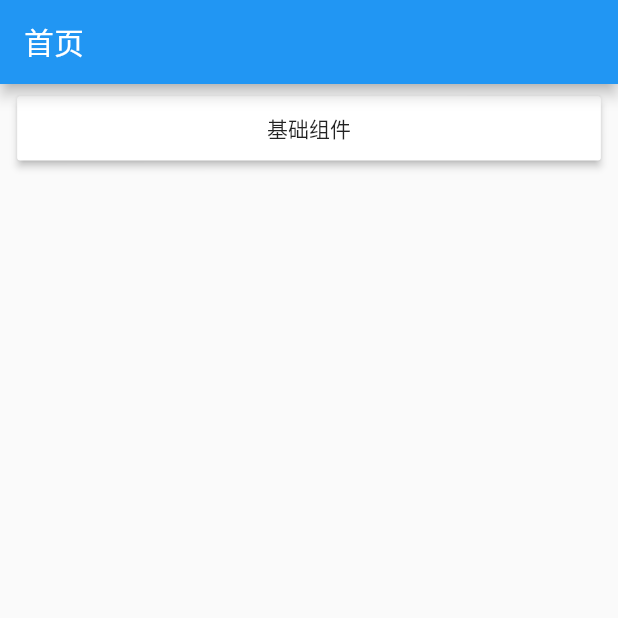
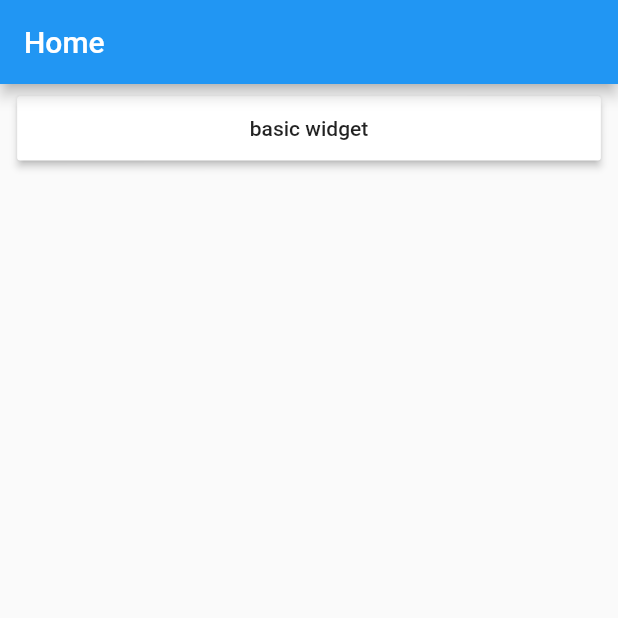
Before and after one commit to llmb/flutter_demo, a Flutter app: the screen it shows after launch, on a phone screen of 412 x 824 dp, the top half of it. Run offline on Flutter 3.47's test engine with Material 2 defaults, Android fonts, the phone set to English and light mode, and no system bars.

Commit message:
加入文本国际化支持

```diff
--- /dev/null
+++ b/lib/common/string/strings.dart
@@ -0,0 +1,41 @@
+import 'package:flutter/material.dart';
+
+class Strings {
+  final Locale locale;
+
+  Strings(this.locale);
+
+  static Strings of(BuildContext context) {
+    return Localizations.of(context, Strings);
+  }
+
+  static const Map<String, Map<String, String>> _localizedValues = {
+    //英文文本
+    'en': {
+      'app name': 'Flutter Demo',
+      'home page': 'Home',
+      'basic widget': 'basic widget',
+      'container': 'Container',
+      'row': 'Row'
+    },
+
+    //中文文本
+    'zh': {
+      'app name': 'Flutter Demo',
+      'home page': '首页',
+      'basic widget': '基础组件',
+      'container': 'Container',
+      'row': '行布局'
+    }
+  };
+
+  String get appName => _localizedValues[locale.languageCode]['app name'];
+
+  String get homePage => _localizedValues[locale.languageCode]['home page'];
+
+  String get basicWidget => _localizedValues[locale.languageCode]['basic widget'];
+
+  String get container => _localizedValues[locale.languageCode]['container'];
+
+  String get row => _localizedValues[locale.languageCode]['row'];
+}
--- /dev/null
+++ b/lib/common/string/strings_localizations_delegate.dart
@@ -0,0 +1,30 @@
+//第三方
+import 'dart:async';
+import 'package:flutter/material.dart';
+import 'package:flutter/foundation.dart' show SynchronousFuture;
+
+//self
+import 'strings.dart';
+
+class StringsLocalizationsDelegate extends LocalizationsDelegate<Strings> {
+  const StringsLocalizationsDelegate();
+
+  static const StringsLocalizationsDelegate delegate =
+      const StringsLocalizationsDelegate();
+
+  @override
+  bool isSupported(Locale locale) {
+    // 只支持英文和中文环境，如果切换到其它环境，则不支持，程序会崩溃
+    return ['en', 'zh'].contains(locale.languageCode);
+  }
+
+  @override
+  Future<Strings> load(Locale locale) {
+    return SynchronousFuture<Strings>(Strings(locale));
+  }
+
+  @override
+  bool shouldReload(LocalizationsDelegate<Strings> old) {
+    return false;
+  }
+}
--- a/lib/main.dart
+++ b/lib/main.dart
@@ -1,8 +1,11 @@
 //第三方
 import 'package:flutter/material.dart';
+import 'package:flutter_localizations/flutter_localizations.dart';
 
 //公用类
 import './common/RouteConst.dart';
+import './common/string/strings_localizations_delegate.dart';
+import './common/string/strings.dart';
 
 //page
 import './page/base_widget_page.dart';
@@ -18,10 +21,23 @@ class MyApp extends StatelessWidget {
   @override
   Widget build(BuildContext context) {
     return MaterialApp(
-      title: 'Flutter Demo',
+      onGenerateTitle: (context) {
+        return Strings.of(context).appName;
+      },
       theme: ThemeData(
-        primarySwatch: Colors.blue,
-      ),
+          primarySwatch: Colors.blue,
+          accentColor: Colors.blue,
+          primaryColor: Colors.blue,
+          primaryColorDark: Colors.blue),
+      localizationsDelegates: [
+        GlobalMaterialLocalizations.delegate,
+        GlobalWidgetsLocalizations.delegate,
+        StringsLocalizationsDelegate.delegate
+      ],
+      supportedLocales: [
+        const Locale('zh', 'CH'),
+        const Locale('en', 'US'),
+      ],
       routes: {
         route_home_page: (_) => HomePage(),
         route_basic_widget_page: (_) => BasicWidgetPage(),
--- a/lib/page/basic_widget/row_page.dart
+++ b/lib/page/basic_widget/row_page.dart
@@ -4,10 +4,9 @@ import 'package:flutter/material.dart';
 
 //公用类
 import '../../common/util/screen_utils.dart';
+import '../../common/string/strings.dart';
 
 class RowPage extends StatefulWidget {
-  static const String _title = "Row";
-
   @override
   State<StatefulWidget> createState() => _RowPageState();
 }
@@ -17,7 +16,7 @@ class _RowPageState extends State<RowPage> {
   Widget build(BuildContext context) {
     return Scaffold(
       appBar: AppBar(
-        title: Text(RowPage._title),
+        title: Text(Strings.of(context).row),
       ),
       body: Center(
           //heightFactor和widthFactor如果不指定，则它会尽可能大，
--- a/lib/page/home_page.dart
+++ b/lib/page/home_page.dart
@@ -1,13 +1,15 @@
+//第三方
 import 'package:flutter/material.dart';
 
+//公用类
 import '../common/RouteConst.dart';
 import '../common/util/screen_utils.dart';
+import '../common/string/strings.dart';
+
+//widget
 import '../widget/button_item.dart';
 
 class HomePage extends StatefulWidget {
-  static const String _title = "首页";
-  static const String _buttonText1 = "基础组件";
-
   HomePage({Key key}) : super(key: key);
 
   @override
@@ -24,7 +26,7 @@ class _HomePageState extends State<HomePage> {
     ScreenUtil().init(context, width: 1080, height: 1920);
     return Scaffold(
       appBar: AppBar(
-        title: Text(HomePage._title),
+        title: Text(Strings.of(context).homePage),
       ),
       body: Padding(
         padding: EdgeInsets.all(ScreenUtil.scaleWidth(10)),
@@ -32,7 +34,7 @@ class _HomePageState extends State<HomePage> {
           mainAxisAlignment: MainAxisAlignment.start,
           children: <Widget>[
             ButtonItem(
-              title: HomePage._buttonText1,
+              title: Strings.of(context).basicWidget,
               onClick: () {
                 widget._goBasicWidget(context);
               },
--- a/pubspec.yaml
+++ b/pubspec.yaml
@@ -19,6 +19,9 @@ dependencies:
   # The following adds the Cupertino Icons font to your application.
   # Use with the CupertinoIcons class for iOS style icons.
   cupertino_icons: ^0.1.2
+
+  flutter_localizations:
+      sdk: flutter
 
 dev_dependencies:
   flutter_test:
```
Also changed, not shown: lib/page/base_widget_page.dart (+4 -7 lines), lib/page/basic_widget/container.dart (+6 -5 lines).
